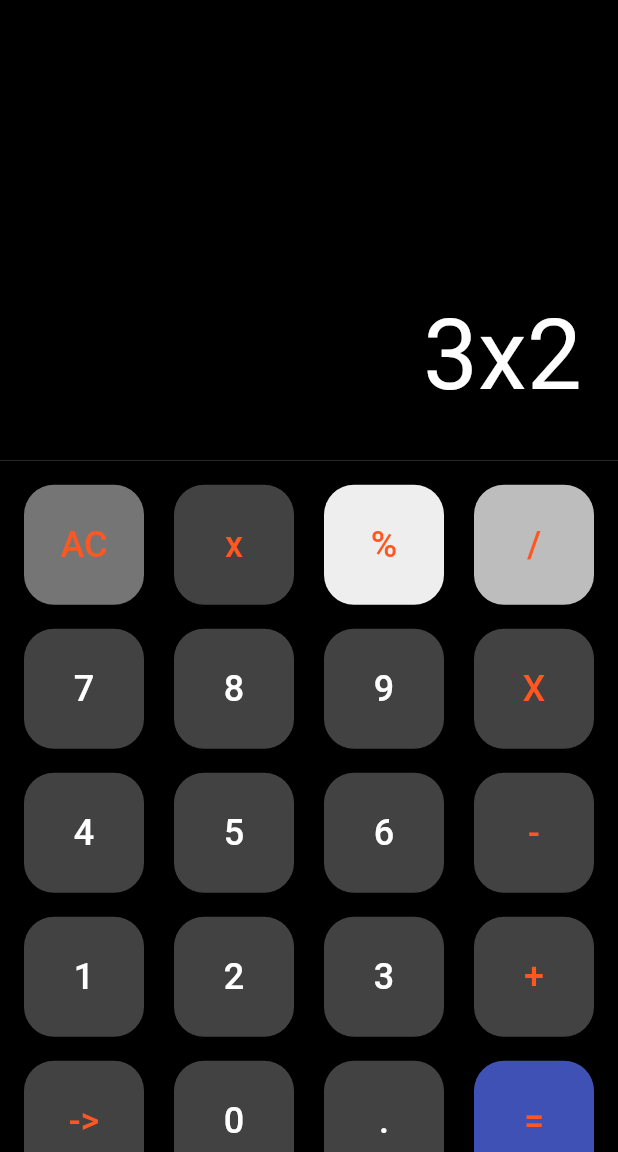
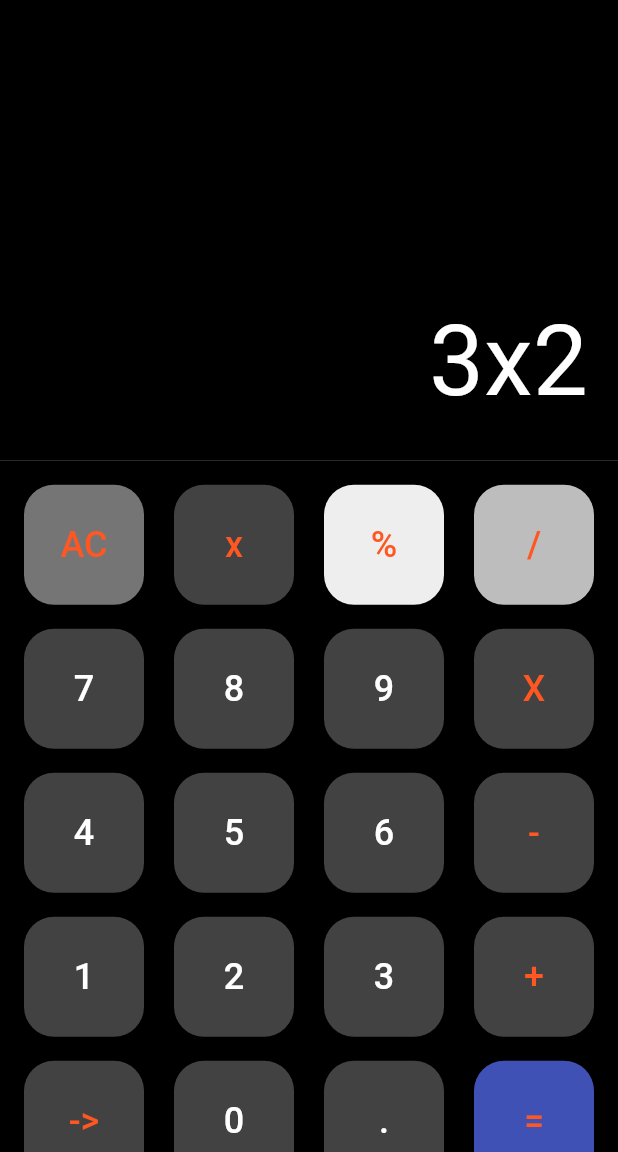
Before and after one commit to ArtoriasDWater/blog, a Flutter app: the screen it shows after launch, on a phone screen of 412 x 824 dp, the part 84-1236 px from its top. Run offline on Flutter 3.47's test engine with Material 3 defaults, Android fonts, the phone set to English and light mode, and no system bars.

Commit message:
Se cambia el padding de la aplicacion

```diff
--- a/lib/main.dart
+++ b/lib/main.dart
@@ -33,7 +33,7 @@ class MyApp extends StatelessWidget {
                     color: Colors.black,
                     height: double.infinity,
                     width: double.infinity,
-                    padding: EdgeInsets.all(24),
+                    padding: EdgeInsets.all(20),
                     child: Align(
                       alignment: Alignment.bottomRight,
                       child: Text(
```
